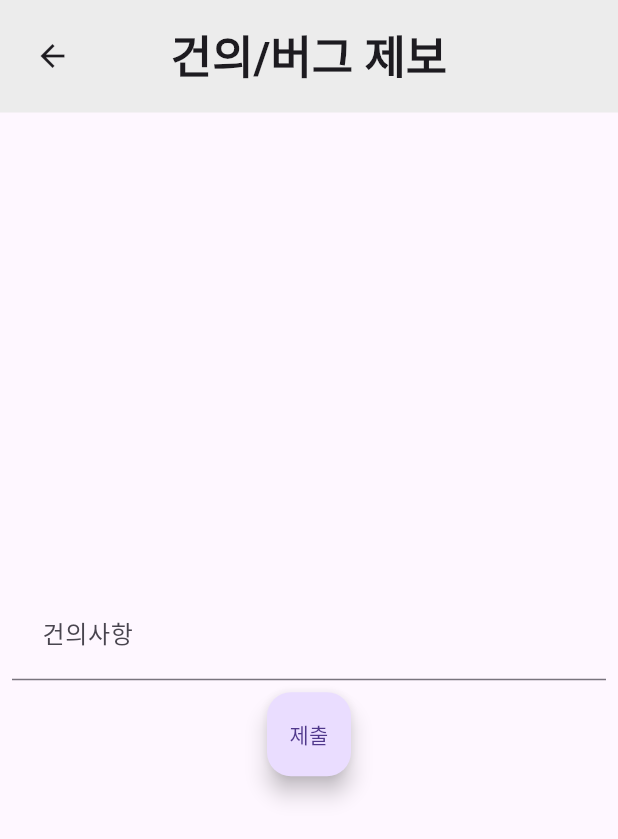
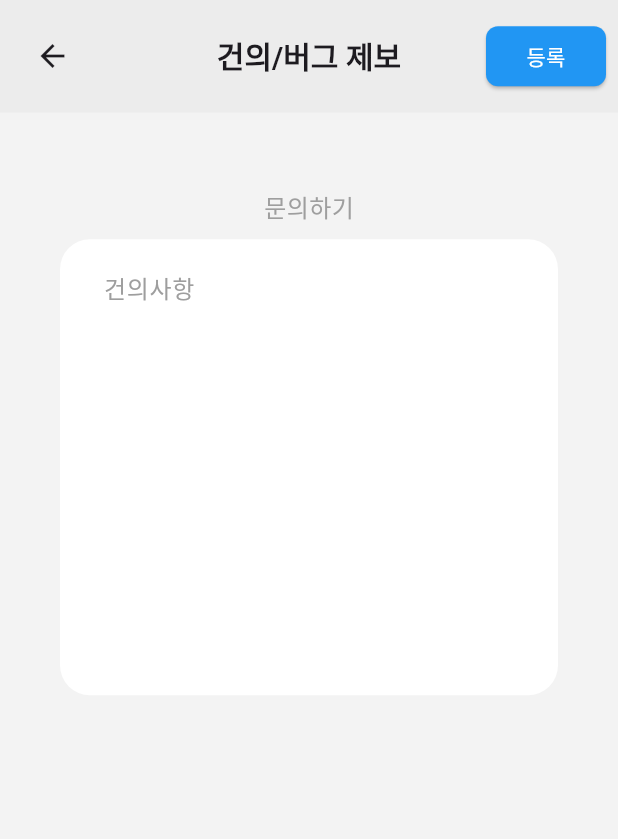
Before and after one commit to oshs-17th-sc-dep-of-ai/urban-fishstick, a Flutter app: the BugPageWidget screen opened directly, on a phone screen of 412 x 824 dp. Shown: the top 839 px of the screen. Run offline on Flutter 3.47's test engine with Material 3 defaults, Android fonts, the phone set to English and light mode, and no system bars; our stand-ins replace flutter_local_notifications, permission_handler; missing offline and left inert: beacon_scanner, flutter_client_sse; network calls fail.

Commit message:
텍스트필드로 변경, UI 재구성

```diff
--- a/frontend/lib/page/bug.dart
+++ b/frontend/lib/page/bug.dart
@@ -13,47 +13,93 @@ class _BugPageWidgetState extends State<BugPageWidget> {
   @override
   Widget build(BuildContext context) {
     return Scaffold(
+      backgroundColor: const Color.fromARGB(255, 243, 243, 243),
       appBar: AppBar(
         backgroundColor: const Color.fromARGB(255, 236, 236, 236),
         title: const Text(
           '건의/버그 제보',
           style: TextStyle(
             fontWeight: FontWeight.bold,
-            fontSize: 30,
+            fontSize: 20,
           ),
         ),
         centerTitle: true,
         toolbarHeight: 75,
         leadingWidth: 70,
+        actions: [
+          Padding(
+            padding: const EdgeInsets.all(8.0),
+            child: Container(
+              width: 80,
+              child: ElevatedButton(
+                onPressed: () => _showSubmitDialog(context),
+                style: ElevatedButton.styleFrom(
+                  backgroundColor: Colors.blue,
+                  shape: RoundedRectangleBorder(
+                    borderRadius: BorderRadius.circular(8),
                   ),
-      body: Column(
+                ),
+                child: Text(
+                  '등록',
+                  style: TextStyle(color: Colors.white),
+                ),
+              ),
+            ),
+          ),
+        ],
+      ),
+      body: Container(
+        height: 440,
+        child: Column(
           mainAxisAlignment: MainAxisAlignment.center,
           children: <Widget>[
+            Text(
+              '문의하기',
+              style: TextStyle(
+                fontSize: 16,
+                color: Colors.grey,
+              ),
+            ),
+            SizedBox(height: 10),
             Container(
-              margin: const EdgeInsets.all(8),
+              margin: const EdgeInsets.symmetric(horizontal: 40),
               child: TextFormField(
-                decoration: const InputDecoration(
-                    contentPadding: EdgeInsets.all(20), hintText: '건의사항'),
+                style: TextStyle(color: Colors.black),
+                decoration: InputDecoration(
+                  contentPadding: EdgeInsets.symmetric(horizontal: 25, vertical: 20),
+                  hintText: '건의사항',
+                  hintStyle: TextStyle(color: Colors.grey),
+                  fillColor: Colors.white,
+                  filled: true,
+                  border: OutlineInputBorder(
+                    borderRadius: BorderRadius.circular(20),
+                    borderSide: BorderSide.none,
+                  ),
+                ),
+                maxLines: 11,
                 controller: myController,
-                maxLines: null,
-              )),
-          FloatingActionButton(
-              child: const Text("제출"),
-              onPressed: () => showDialog(
+              ),
+            ),
+          ],
+        ),
+      ),
+    );
+  }
+
+  void _showSubmitDialog(BuildContext context) {
+    showDialog(
       context: context,
       builder: (context) {
         return AlertDialog(
-                      content: const Text("의견 감사합니다!"),
+          content: const Text("\n  의견 감사합니다!"),
           actions: [
             TextButton(
               onPressed: () => Navigator.pop(context),
               child: const Text("확인"),
-                        )
+            ),
           ],
         );
-                  }))
-        ],
-      ),
+      },
     );
   }
 }
```
Lines whose indentation alone changed are shown as unchanged.
